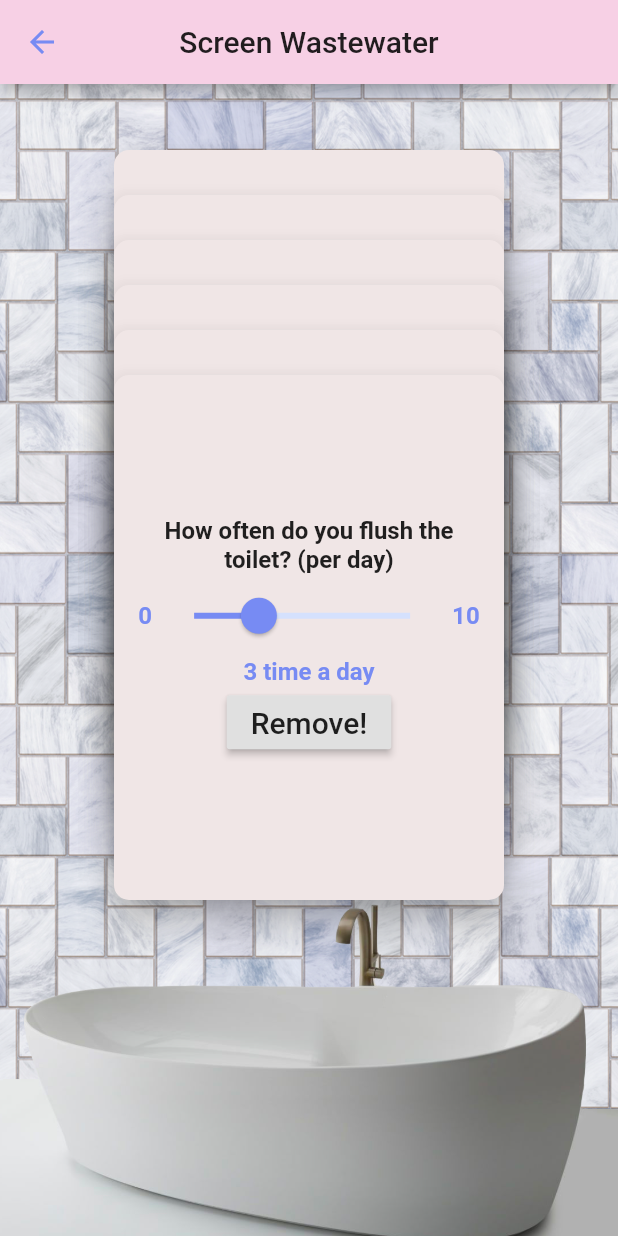
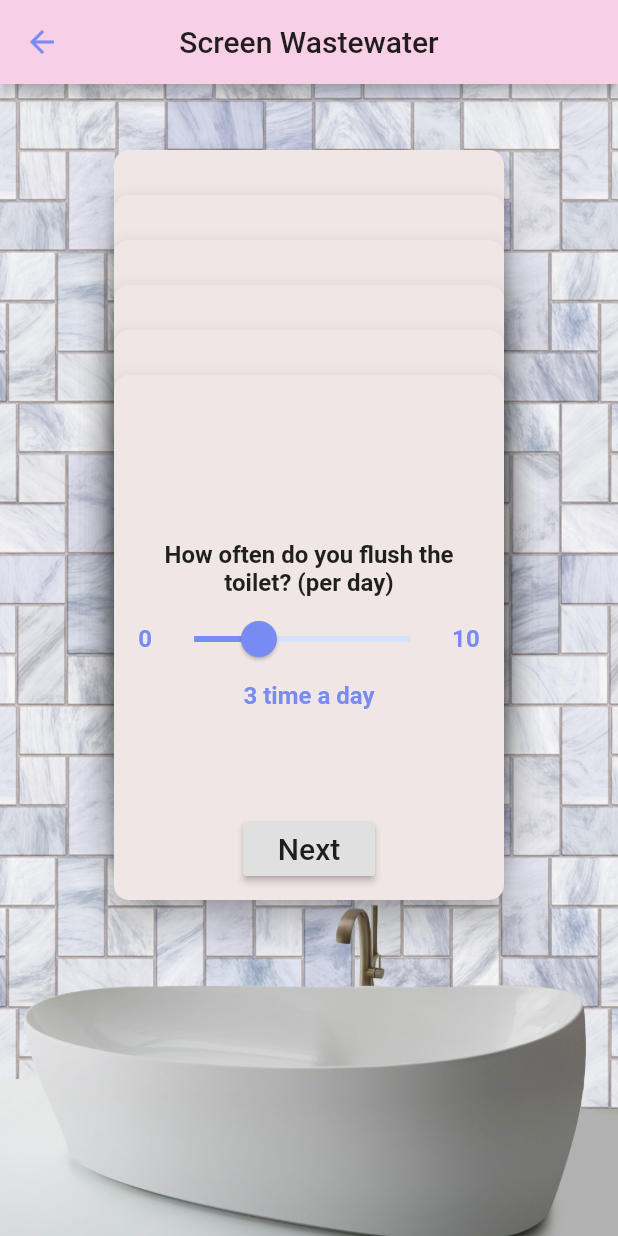
Before and after one commit to jacobjdong/Trash-Specto, a Flutter app: the ScreenWastewater screen opened directly, on a phone screen of 412 x 824 dp. Run offline on Flutter 3.47's test engine with Material 2 defaults, Android fonts, the phone set to English and light mode, and no system bars; Roboto replaces fonts that are missing (Georgia).

Commit message:
updated food and water

```diff
--- a/trashspecto1/lib/water.dart
+++ b/trashspecto1/lib/water.dart
@@ -68,6 +68,9 @@ class _ScreenWastewaterState extends State<ScreenWastewater> {
                 mainAxisAlignment: MainAxisAlignment.center,
                 crossAxisAlignment: CrossAxisAlignment.center,
                 children: <Widget>[
+                  SizedBox(
+                    height: 100,
+                  ),
                   customSlider(
                     updateVal: (value) {
                       setState(() {
@@ -80,9 +83,12 @@ class _ScreenWastewaterState extends State<ScreenWastewater> {
                     showerTime: this._toiletFreq,
                     units: "time a day",
                   ),
-                  RaisedButton(
+                  Expanded(
+                    child: Align(
+                      alignment: Alignment.bottomCenter,
+                      child: RaisedButton(
                         child: Text(
-                      'Remove!',
+                          'Next',
                           style: TextStyle(fontSize: 20)
                         ),
                         onPressed: () {
@@ -90,6 +96,8 @@ class _ScreenWastewaterState extends State<ScreenWastewater> {
                             visible--;
                           });
                         }
+                      ),
+                    )
                   ),
                 ],
               ),
@@ -117,6 +125,9 @@ class _ScreenWastewaterState extends State<ScreenWastewater> {
                 mainAxisAlignment: MainAxisAlignment.center,
                 crossAxisAlignment: CrossAxisAlignment.center,
                 children: <Widget>[
+                  SizedBox(
+                    height: 100,
+                  ),
                   customSlider(
                     updateVal: (value) {
                       setState(() {
@@ -129,9 +140,12 @@ class _ScreenWastewaterState extends State<ScreenWastewater> {
                     showerTime: this._showerFreq,
                     units: "times a week"
                   ),
-                  RaisedButton(
+                  Expanded(
+                    child: Align(
+                      alignment: Alignment.bottomCenter,
+                      child: RaisedButton(
                         child: Text(
-                      'Remove!',
+                          'Next',
                           style: TextStyle(fontSize: 20)
                         ),
                         onPressed: () {
@@ -139,6 +153,8 @@ class _ScreenWastewaterState extends State<ScreenWastewater> {
                             visible--;
                           });
                         }
+                      ),
+                    )
                   ),
                 ],
               ),
@@ -167,6 +183,9 @@ class _ScreenWastewaterState extends State<ScreenWastewater> {
                 mainAxisAlignment: MainAxisAlignment.center,
                 crossAxisAlignment: CrossAxisAlignment.center,
                 children: <Widget>[
+                  SizedBox(
+                    height: 100,
+                  ),
                   customSlider(
                     updateVal: (value) {
                       setState(() {
@@ -179,9 +198,12 @@ class _ScreenWastewaterState extends State<ScreenWastewater> {
                     showerTime: this._showerTime,
                     units: "minutes"
                   ),
-                  RaisedButton(
+                  Expanded(
+                    child: Align(
+                      alignment: Alignment.bottomCenter,
+                      child: RaisedButton(
                         child: Text(
-                      'Remove!',
+                          'Next',
                           style: TextStyle(fontSize: 20)
                         ),
                         onPressed: () {
@@ -190,6 +212,8 @@ class _ScreenWastewaterState extends State<ScreenWastewater> {
                           });
                           _background = "images/laundrylayout.png";
                         }
+                      ),
+                    )
                   ),
                 ],
               ),
@@ -217,6 +241,9 @@ class _ScreenWastewaterState extends State<ScreenWastewater> {
                 mainAxisAlignment: MainAxisAlignment.center,
                 crossAxisAlignment: CrossAxisAlignment.center,
                 children: <Widget>[
+                  SizedBox(
+                    height: 100,
+                  ),
                   Text(
                     'How do you wash your dishes?',
                     textAlign: TextAlign.center,
@@ -243,9 +270,12 @@ class _ScreenWastewaterState extends State<ScreenWastewater> {
                       );
                     }).toList(),
                   ),
-                  RaisedButton(
+                  Expanded(
+                    child: Align(
+                      alignment: Alignment.bottomCenter,
+                      child: RaisedButton(
                         child: Text(
-                      'Remove!',
+                          'Next',
                           style: TextStyle(fontSize: 20)
                         ),
                         onPressed: () {
@@ -254,6 +284,8 @@ class _ScreenWastewaterState extends State<ScreenWastewater> {
                           });
                         }
                       ),
+                    ),
+                  )
                 ],
               ),
             ),
@@ -281,6 +313,9 @@ class _ScreenWastewaterState extends State<ScreenWastewater> {
                 mainAxisAlignment: MainAxisAlignment.center,
                 crossAxisAlignment: CrossAxisAlignment.center,
                 children: <Widget>[
+                  SizedBox(
+                    height: 100,
+                  ),
                   customSlider(
                     updateVal: (value) {
                       setState(() {
@@ -293,9 +328,12 @@ class _ScreenWastewaterState extends State<ScreenWastewater> {
                     showerTime: this._clothesFreq,
                     units: "times a month"
                   ),
-                  RaisedButton(
+                  Expanded(
+                    child: Align(
+                      alignment: Alignment.bottomCenter,
+                      child: RaisedButton(
                         child: Text(
-                      'Remove!',
+                          'Next',
                           style: TextStyle(fontSize: 20)
                         ),
                         onPressed: () {
@@ -304,6 +342,8 @@ class _ScreenWastewaterState extends State<ScreenWastewater> {
                           });
                           _background = "images/lawnlayout.png";
                         }
+                      ),
+                    )
                   ),
                 ],
               ),
@@ -331,6 +371,9 @@ class _ScreenWastewaterState extends State<ScreenWastewater> {
                 mainAxisAlignment: MainAxisAlignment.center,
                 crossAxisAlignment: CrossAxisAlignment.center,
                 children: <Widget>[
+                  SizedBox(
+                    height: 100,
+                  ),
                   customSlider(
                     updateVal: (value) {
                       setState(() {
@@ -343,9 +386,12 @@ class _ScreenWastewaterState extends State<ScreenWastewater> {
                     showerTime: this._lawnSize,
                     units: "meters^2"
                   ),
-                  RaisedButton(
+                  Expanded(
+                    child: Align(
+                      alignment: Alignment.bottomCenter,
+                      child: RaisedButton(
                         child: Text(
-                      'Remove!',
+                          'Submit!',
                           style: TextStyle(fontSize: 20)
                         ),
                         onPressed: () {
@@ -354,6 +400,8 @@ class _ScreenWastewaterState extends State<ScreenWastewater> {
                           });
                         }
                       ),
+                    ),
+                  )
                 ],
               ),
             ),
```
Also changed, not shown: trashspecto1/lib/food.dart (+56 -13 lines). Lines whose indentation alone changed are shown as unchanged.
